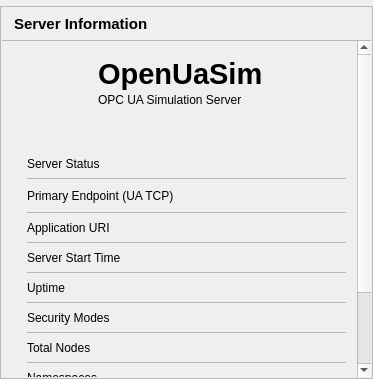
First picture: the form in src/ui/pages/statuspage.ui, repository sanny32/OpenUaSim, before the edit.
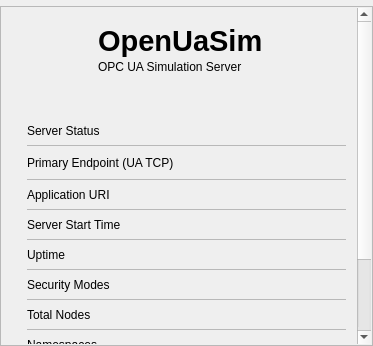
Second picture: the form after the edit. Icons and pictures are not drawn. Custom widgets are drawn as their Qt base class.

Commit message: Remove redundant server information header from overview

The edit to the form file:
```diff
--- a/src/ui/pages/statuspage.ui
+++ b/src/ui/pages/statuspage.ui
@@ -48,63 +48,6 @@
       <property name="bottomMargin">
        <number>1</number>
       </property>
-      <item>
-       <layout class="QHBoxLayout" name="serverStatusPanelHeaderLayout">
-        <property name="leftMargin">
-         <number>12</number>
-        </property>
-        <property name="topMargin">
-         <number>5</number>
-        </property>
-        <property name="rightMargin">
-         <number>12</number>
-        </property>
-        <property name="bottomMargin">
-         <number>5</number>
-        </property>
-        <item>
-         <widget class="ElidedLabel" name="serverStatusTitle">
-          <property name="font">
-           <font>
-            <pointsize>11</pointsize>
-            <bold>true</bold>
-           </font>
-          </property>
-          <property name="text">
-           <string>Server Information</string>
-          </property>
-          <property name="minimumSize">
-           <size>
-            <width>0</width>
-            <height>22</height>
-           </size>
-          </property>
-         </widget>
-        </item>
-       </layout>
-      </item>
-      <item>
-       <widget class="QFrame" name="serverStatusPanelSeparator">
-        <property name="frameShape">
-         <enum>QFrame::StyledPanel</enum>
-        </property>
-        <property name="minimumSize">
-         <size>
-          <width>0</width>
-          <height>1</height>
-         </size>
-        </property>
-        <property name="maximumSize">
-         <size>
-          <width>16777215</width>
-          <height>1</height>
-         </size>
-        </property>
-        <property name="separator" stdset="0">
-         <bool>true</bool>
-        </property>
-       </widget>
-      </item>
       <item>
        <widget class="QScrollArea" name="serverStatusPanelScroll">
         <property name="frameShape">
```
The commit also changes 1 other file.
